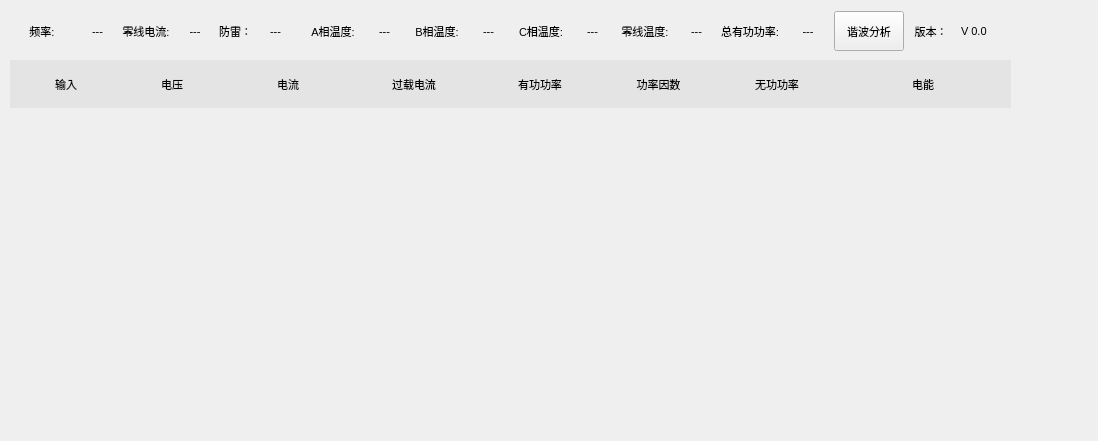
Qt form line/linewid.ui (ChinaClever/BusBar-Qt) before a commit.
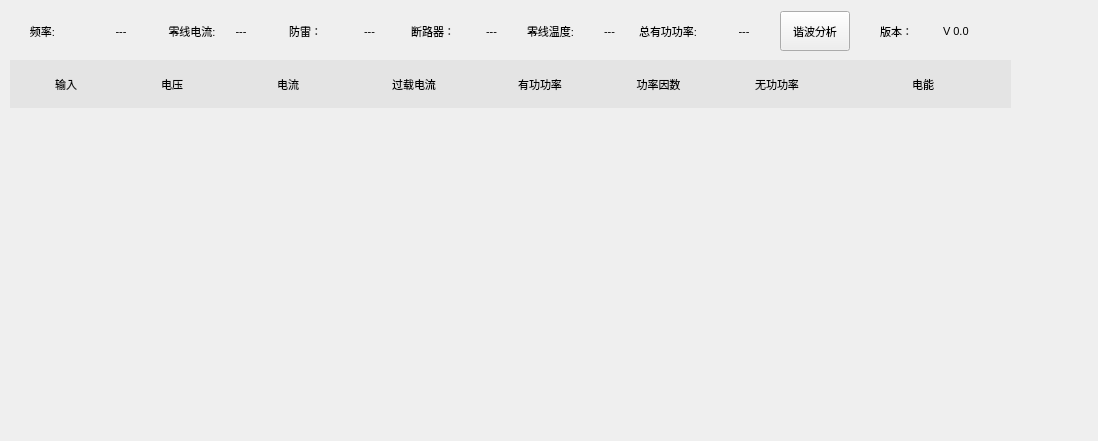
The same form after that commit.

Diff of the .ui file:
```diff
--- a/line/linewid.ui
+++ b/line/linewid.ui
@@ -393,7 +393,7 @@
     <rect>
      <x>10</x>
      <y>10</y>
-     <width>1001</width>
+     <width>1013</width>
      <height>42</height>
     </rect>
    </property>
@@ -561,7 +561,7 @@
        </font>
       </property>
       <property name="text">
-       <string>A相温度:</string>
+       <string>断路器：</string>
       </property>
       <property name="alignment">
        <set>Qt::AlignCenter</set>
@@ -569,115 +569,7 @@
      </widget>
     </item>
     <item>
-     <widget class="QLabel" name="temA">
-      <property name="minimumSize">
-       <size>
-        <width>25</width>
-        <height>18</height>
-       </size>
-      </property>
-      <property name="maximumSize">
-       <size>
-        <width>25</width>
-        <height>16777215</height>
-       </size>
-      </property>
-      <property name="font">
-       <font>
-        <family>Ubuntu</family>
-        <pointsize>8</pointsize>
-        <italic>false</italic>
-        <bold>false</bold>
-       </font>
-      </property>
-      <property name="text">
-       <string>---</string>
-      </property>
-      <property name="alignment">
-       <set>Qt::AlignCenter</set>
-      </property>
-     </widget>
-    </item>
-    <item>
-     <widget class="QLabel" name="label_12">
-      <property name="minimumSize">
-       <size>
-        <width>68</width>
-        <height>18</height>
-       </size>
-      </property>
-      <property name="font">
-       <font>
-        <family>Ubuntu</family>
-        <pointsize>8</pointsize>
-        <italic>false</italic>
-        <bold>false</bold>
-       </font>
-      </property>
-      <property name="text">
-       <string>B相温度:</string>
-      </property>
-      <property name="alignment">
-       <set>Qt::AlignCenter</set>
-      </property>
-     </widget>
-    </item>
-    <item>
-     <widget class="QLabel" name="temB">
-      <property name="minimumSize">
-       <size>
-        <width>25</width>
-        <height>18</height>
-       </size>
-      </property>
-      <property name="maximumSize">
-       <size>
-        <width>25</width>
-        <height>16777215</height>
-       </size>
-      </property>
-      <property name="font">
-       <font>
-        <family>Ubuntu</family>
-        <pointsize>8</pointsize>
-        <italic>false</italic>
-        <bold>false</bold>
-       </font>
-      </property>
-      <property name="text">
-       <string>---</string>
-      </property>
-      <property name="alignment">
-       <set>Qt::AlignCenter</set>
-      </property>
-     </widget>
-    </item>
-    <item>
-     <widget class="QLabel" name="label_14">
-      <property name="minimumSize">
-       <size>
-        <width>68</width>
-        <height>18</height>
-       </size>
-      </property>
-      <property name="font">
-       <font>
-        <family>Ubuntu</family>
-        <pointsize>8</pointsize>
-        <italic>false</italic>
-        <bold>false</bold>
-       </font>
-      </property>
-      <property name="text">
-       <string>C相温度:</string>
-      </property>
-      <property name="alignment">
-       <set>Qt::AlignCenter</set>
-      </property>
-     </widget>
-    </item>
-    <item>
-     <widget class="QLabel" name="temC">
+     <widget class="QLabel" name="breakLab">
       <property name="minimumSize">
        <size>
         <width>25</width>
@@ -794,7 +686,7 @@
       </property>
       <property name="maximumSize">
        <size>
-        <width>45</width>
+        <width>60</width>
         <height>16777215</height>
        </size>
       </property>
```
